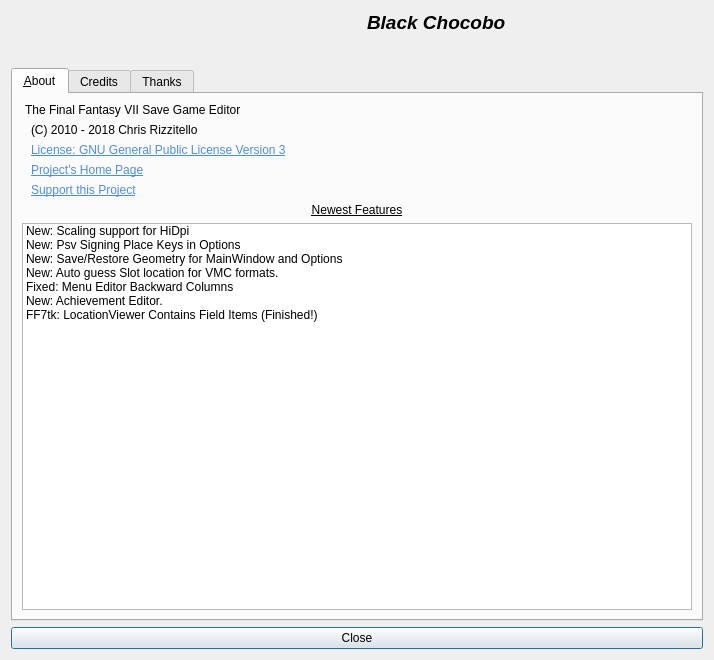
Old version of the form about.ui in the repository sithlord48/blackchocobo.
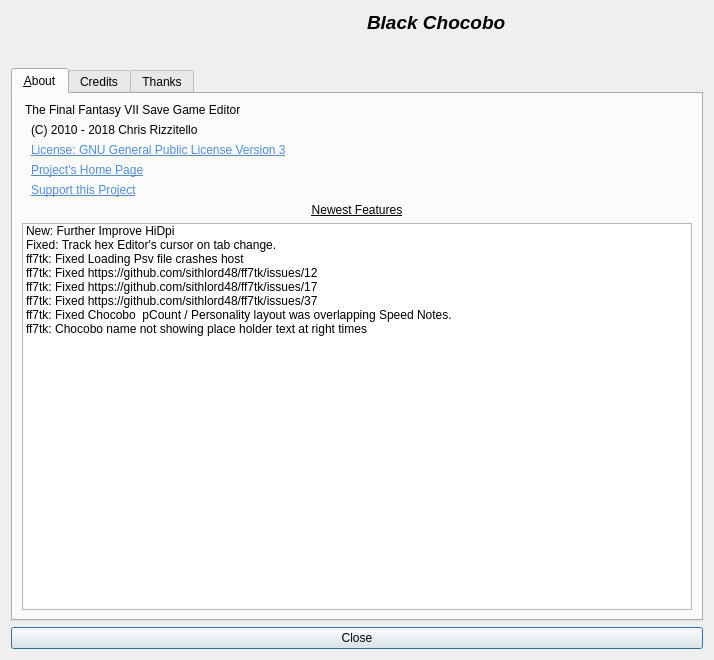
New version of the form. Icons and pictures are not drawn.

```diff
--- a/about.ui
+++ b/about.ui
@@ -210,37 +210,42 @@
          </property>
          <item>
           <property name="text">
-           <string>New: Scaling support for HiDpi</string>
+           <string>New: Further Improve HiDpi</string>
           </property>
          </item>
          <item>
           <property name="text">
-           <string>New: Psv Signing Place Keys in Options</string>
+           <string>Fixed: Track hex Editor's cursor on tab change.</string>
           </property>
          </item>
          <item>
           <property name="text">
-           <string>New: Save/Restore Geometry for MainWindow and Options</string>
+           <string>ff7tk: Fixed Loading Psv file crashes host</string>
           </property>
          </item>
          <item>
           <property name="text">
-           <string>New: Auto guess Slot location for VMC formats.</string>
+           <string>ff7tk: Fixed https://github.com/sithlord48/ff7tk/issues/12</string>
           </property>
          </item>
          <item>
           <property name="text">
-           <string>Fixed: Menu Editor Backward Columns</string>
+           <string>ff7tk: Fixed https://github.com/sithlord48/ff7tk/issues/17</string>
           </property>
          </item>
          <item>
           <property name="text">
-           <string>New: Achievement Editor.</string>
+           <string>ff7tk: Fixed https://github.com/sithlord48/ff7tk/issues/37</string>
           </property>
          </item>
          <item>
           <property name="text">
-           <string>FF7tk: LocationViewer Contains Field Items (Finished!)</string>
+           <string>ff7tk: Fixed Chocobo  pCount / Personality layout was overlapping Speed Notes.</string>
+          </property>
+         </item>
+         <item>
+          <property name="text">
+           <string>ff7tk: Chocobo name not showing place holder text at right times</string>
           </property>
          </item>
         </widget>
```
